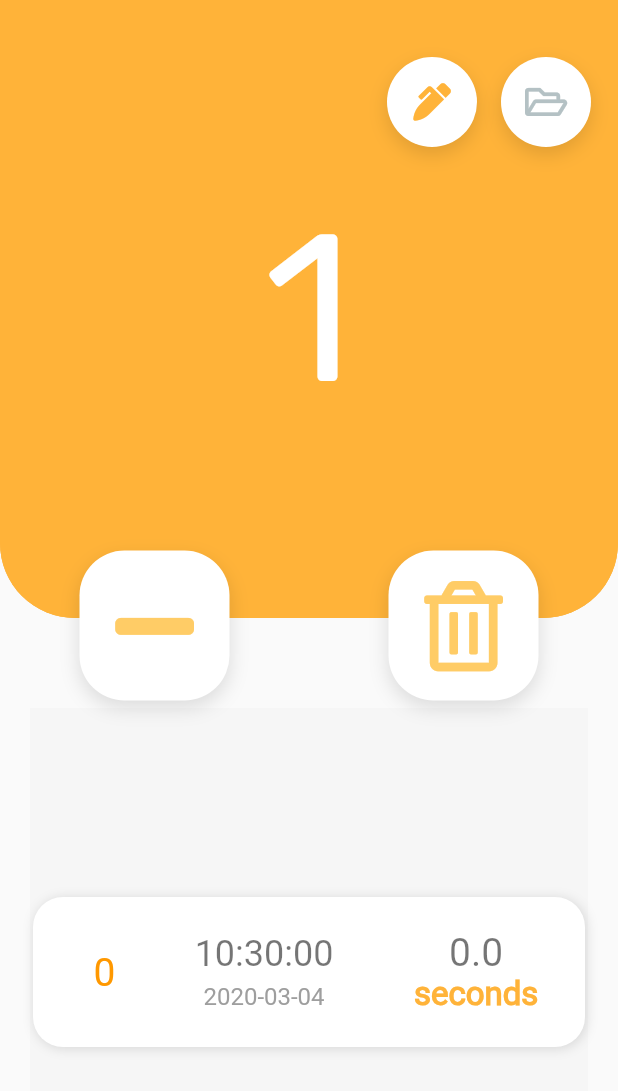
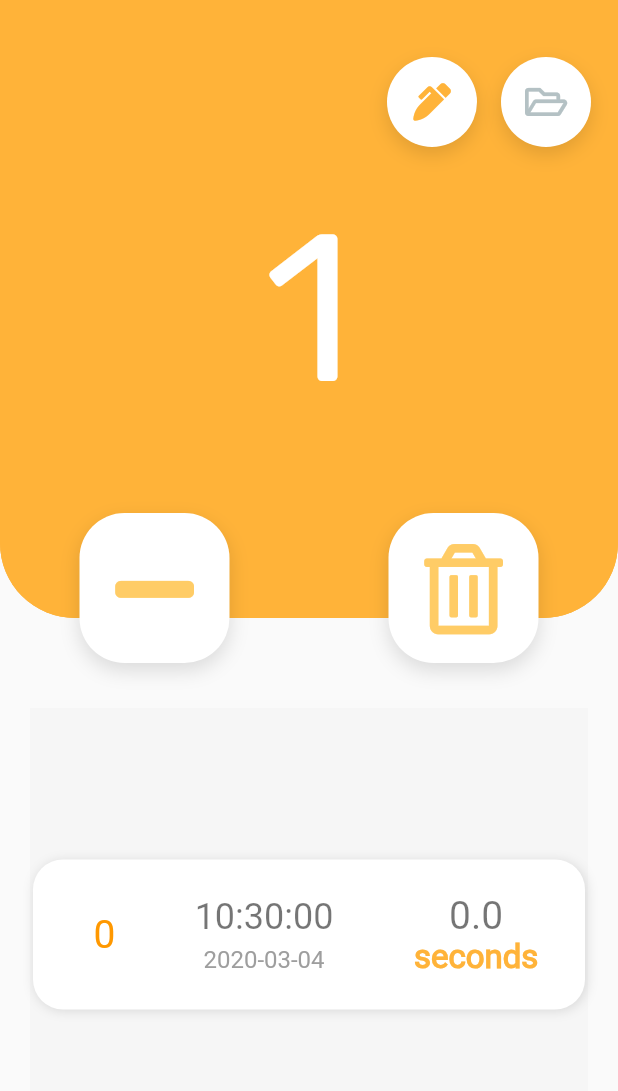
Before and after one commit to devmoonho/touch_counter_app, a Flutter app: the screen it shows after launch, after a tap on an icon or button, on a phone screen of 412 x 824 dp. Shown: the top 1091 px of the screen. Run offline on Flutter 3.47's test engine with Material 2 defaults, Android fonts, the phone set to English and light mode, and no system bars; drawn by our look-alikes of auto_size_text; our stand-ins replace date_format, font_awesome_flutter, shared_preferences; missing offline and left inert: firebase_admob; accounts and stored records are empty; generated files the repository leaves out were written again.

Commit message:
광고 버그수정

```diff
--- a/lib/app_pages/home.dart
+++ b/lib/app_pages/home.dart
@@ -46,7 +46,7 @@ class _HomeState extends State<Home> {
                 duration: Duration(milliseconds: 300),
                 alignment: Alignment.topCenter,
                 height: counterProvider.isCounterFill
-                    ? MediaQuery.of(context).size.height +
+                    ? (MediaQuery.of(context).size.height  - 50)  +
                         counterProvider.counterFill.diffPos
                     : MediaQuery.of(context).size.height / 2 +
                         counterProvider.counterFill.diffPos,
@@ -58,7 +58,7 @@ class _HomeState extends State<Home> {
                 alignment: Alignment.bottomCenter,
                 height: counterProvider.isCounterFill
                     ? 0.0 - counterProvider.counterFill.diffPos
-                    : MediaQuery.of(context).size.height / 2 -
+                    : (MediaQuery.of(context).size.height  - 100) / 2 -
                         counterProvider.counterFill.diffPos,
                 child: ListWidget(),
               )
--- a/lib/app_pages/widgets/list_widget.dart
+++ b/lib/app_pages/widgets/list_widget.dart
@@ -138,6 +138,7 @@ class _ListWidgetState extends State<ListWidget>
             );
           },
         ),
+
       ),
     );
   }
--- a/lib/main.dart
+++ b/lib/main.dart
@@ -1,3 +1,5 @@
+import 'dart:io';
+
 import 'package:firebase_admob/firebase_admob.dart';
 import 'package:flutter/material.dart';
 import 'package:provider/provider.dart';
@@ -14,6 +16,7 @@ class TouchCounterApp extends StatelessWidget {
   @override
   Widget build(BuildContext context) {
     FirebaseAdMob.instance.initialize(appId: admobCounter.appId);
+
     return MaterialApp(
       debugShowCheckedModeBanner: false,
       title: 'Touch Counter',
@@ -54,6 +57,26 @@ class TouchCounterApp extends StatelessWidget {
         ],
         child: Home(),
       ),
+      builder: (BuildContext context, Widget widget) {
+        final mediaQuery = MediaQuery.of(context);
+        return new Padding(
+          child: widget,
+          padding:
+              new EdgeInsets.only(bottom: getSmartBannerHeight(mediaQuery)),
+        );
+      },
     );
   }
+
+  double getSmartBannerHeight(MediaQueryData mediaQuery) {
+    if (Platform.isAndroid) {
+      if (mediaQuery.size.height > 400) return 50.0;
+      return 35.0;
+    }
+    if (Platform.isIOS) {
+      if (mediaQuery.orientation == Orientation.portrait) return 50.0;
+      return 35.0;
+    }
+    return 50.0;
+  }
 }
--- a/lib/models/admob_model.dart
+++ b/lib/models/admob_model.dart
@@ -36,7 +36,7 @@ class AdmobCounter {
 
     myBanner = BannerAd(
       adUnitId: adUnitId,
-      size: AdSize.smartBanner,
+      size: AdSize.banner,
       targetingInfo: targetingInfo,
       listener: (MobileAdEvent event) {
       },
--- a/pubspec.yaml
+++ b/pubspec.yaml
@@ -25,7 +25,7 @@ dependencies:
   # Use with the CupertinoIcons class for iOS style icons.
   firebase_core: ^0.4.0+9
   firebase_analytics: ^5.0.2
-  firebase_admob: ^0.9.0+10
+  firebase_admob: ^0.9.1+3
   cupertino_icons: ^0.1.2
   font_awesome_flutter: ^8.5.0
   date_format: ^1.0.8
```
Also changed, not shown: pubspec.lock, 5 other files.
